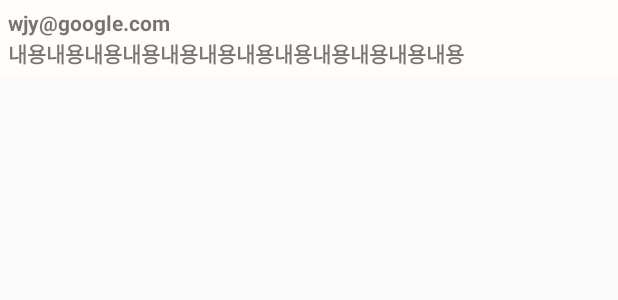
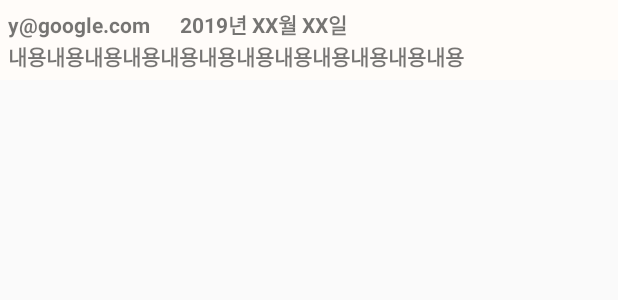
Before and after one commit to peterhyun1234/Moja_dol, an Android app: the layout comment_row.xml on its own in the app's theme, with its tools: preview values and no code run, on a phone screen of 412 x 824 dp. Shown: the top 300 px of the screen. Run offline under Robolectric (Android 15) with nearby library versions, the phone set to English and light mode, and no system bars.

Commit message:
테스트

```diff
--- a/MYPOLICY/app/src/main/res/layout/activity_detail_policy.xml
+++ b/MYPOLICY/app/src/main/res/layout/activity_detail_policy.xml
@@ -305,6 +305,7 @@
                     android:layout_height="match_parent"
                     android:hint="댓글 작성"/>
                 <Button
+                    android:id="@+id/btn_review_insert"
                     android:layout_weight="1"
                     android:layout_width="0dp"
                     android:layout_height="match_parent"
--- a/MYPOLICY/app/src/main/res/layout/comment_row.xml
+++ b/MYPOLICY/app/src/main/res/layout/comment_row.xml
@@ -7,14 +7,29 @@
     android:padding="5dp"
     android:background="@color/colorLight">
 
+    <LinearLayout
+        android:layout_width="wrap_content"
+        android:layout_height="wrap_content"
+        android:orientation="horizontal"
+        >
     <TextView
         android:id="@+id/tv_comment_id"
         android:layout_width="wrap_content"
         android:textStyle="bold"
+
         android:layout_height="wrap_content"
-        android:text="wjy@google.com"
+        android:text="y@google.com"
         />
 
+        <TextView
+            android:id="@+id/tv_time"
+            android:layout_width="wrap_content"
+            android:textStyle="bold"
+            android:layout_marginLeft="20dp"
+            android:layout_height="wrap_content"
+            android:text="2019년 XX월 XX일"
+            />
+</LinearLayout>
     <TextView
         android:id="@+id/tv_comment_content"
         android:layout_width="match_parent"
```
Also changed, not shown: MYPOLICY/app/src/main/java/com/example/mypolicy/DetailPolicyActivity.java (+7 -0 lines), MYPOLICY/app/src/main/java/com/example/mypolicy/service/IApiService.java (+15 -3 lines).
